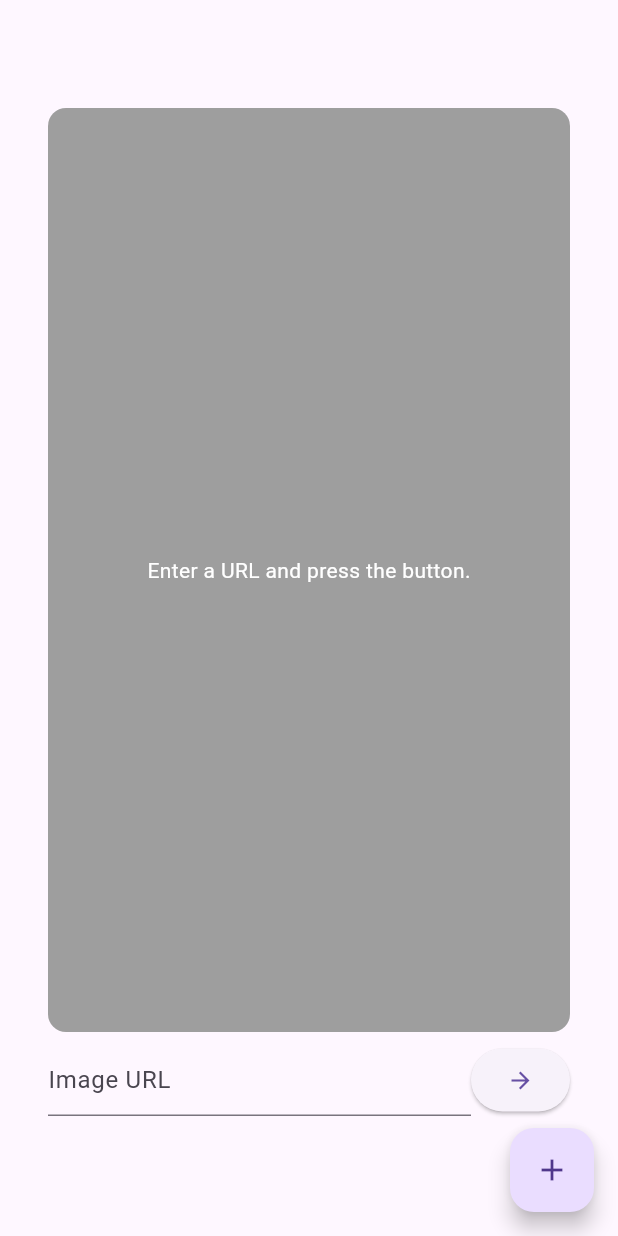
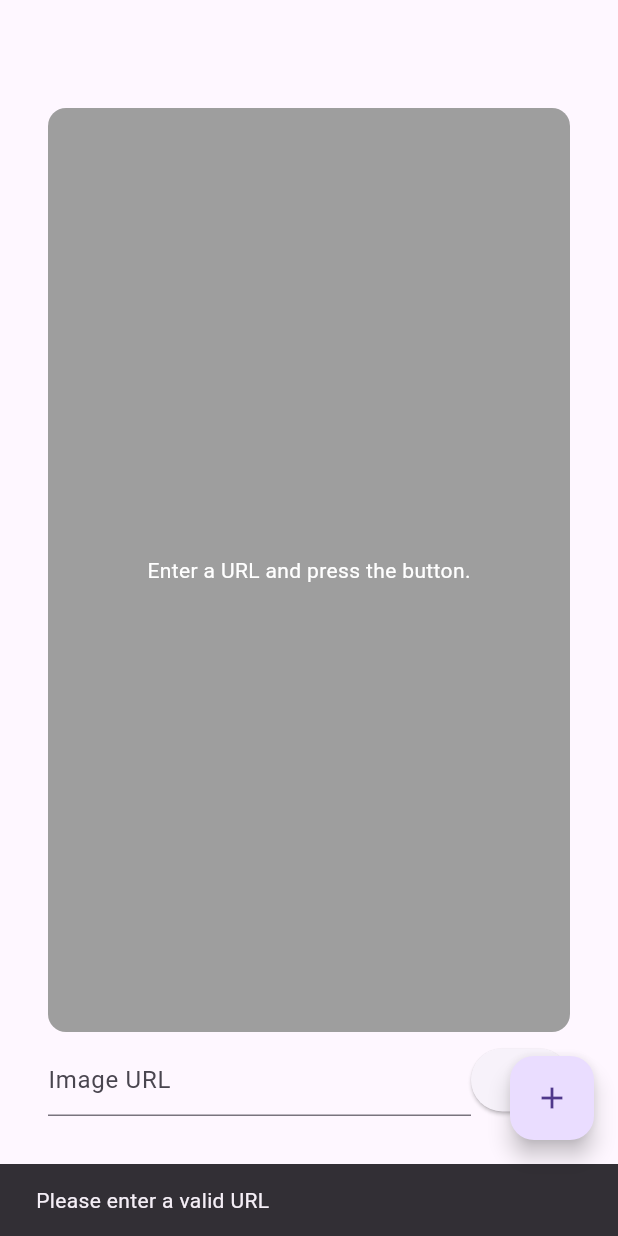
Before and after one commit to Kirtan1771/Flutter_assignment, a Flutter app: the screen it shows after launch, after a tap on the "arrow forward" icon, on a phone screen of 412 x 824 dp. Run offline on Flutter 3.47's test engine with Material 3 defaults, Android fonts, the phone set to English and light mode, and no system bars; our stand-ins replace webview_flutter.

Commit message:
first commit

```diff
--- a/lib/main.dart
+++ b/lib/main.dart
@@ -2,13 +2,10 @@ import 'package:flutter/material.dart';
 import 'package:webview_flutter/webview_flutter.dart';
 
 
-/// Entrypoint of the application.
 void main() {
-
   runApp(const MyApp());
 }
 
-/// Application itself.
 class MyApp extends StatelessWidget {
   const MyApp({super.key});
 
@@ -18,7 +15,6 @@ class MyApp extends StatelessWidget {
   }
 }
 
-/// [Widget] displaying the home page consisting of an image and the buttons.
 class HomePage extends StatefulWidget {
   const HomePage({super.key});
 
@@ -26,7 +22,6 @@ class HomePage extends StatefulWidget {
   State<HomePage> createState() => _HomePageState();
 }
 
-/// State of a [HomePage].
 class _HomePageState extends State<HomePage> {
   late WebViewController _webViewController;
   final TextEditingController _textController = TextEditingController();
@@ -35,14 +30,19 @@ class _HomePageState extends State<HomePage> {
   bool isMenuOpen = false;
 
   @override
-  // Initializing a WebView Controller
   void initState() {
+    super.initState();
     _webViewController = WebViewController()
       ..setJavaScriptMode(JavaScriptMode.unrestricted)
       ..loadHtmlString(_generateHtml(""));
-    super.initState();
   }
-// Using Webview to generate image url through html tags
+
+  @override
+  void dispose() {
+    _webViewController.clearCache();
+    super.dispose();
+  }
+
   String _generateHtml(String url) {
     return """
     <!DOCTYPE html>
@@ -61,10 +61,22 @@ class _HomePageState extends State<HomePage> {
   }
 
   void _loadImage() {
+    final url = _textController.text.trim();
+    if (url.isEmpty || !url.startsWith('http')) {
+      ScaffoldMessenger.of(context).showSnackBar(
+        SnackBar(content: Text('Please enter a valid URL')),
+      );
+      return;
+    }
+    print('Loading URL: $url'); // Debugging
     setState(() {
-      imageUrl = _textController.text.trim();
+      imageUrl = url;
     });
-    _webViewController.loadHtmlString(_generateHtml(imageUrl));
+    _webViewController.loadHtmlString(_generateHtml(imageUrl)).then((_) {
+      print('WebView content loaded'); // Debugging
+    }).catchError((error) {
+      print('Failed to load WebView content: $error'); // Debugging
+    });
   }
 
   void _toggleFullscreen() {
@@ -115,8 +127,10 @@ class _HomePageState extends State<HomePage> {
                         : WebViewWidget(controller: _webViewController),
                   ),
                 ),
+                if (!isFullscreen)
+                  Column(
+                    children: [
                       const SizedBox(height: 8),
-                if (!isFullscreen)
                       Row(
                         children: [
                           Expanded(
@@ -137,6 +151,8 @@ class _HomePageState extends State<HomePage> {
                       const SizedBox(height: 64),
                     ],
                   ),
+              ],
+            ),
           ),
           if (isMenuOpen)
             GestureDetector(
@@ -154,15 +170,7 @@ class _HomePageState extends State<HomePage> {
               child: Column(
                 children: [
                   _MenuButton(
-                    text: "Enter fullscreen",
-                    onPressed: () {
-                      _toggleFullscreen();
-                      _closeMenu();
-                    },
-                  ),
-                  const SizedBox(height: 8),
-                  _MenuButton(
-                    text: "Exit fullscreen",
+                    text: isFullscreen ? "Exit fullscreen" : "Enter fullscreen",
                     onPressed: () {
                       _toggleFullscreen();
                       _closeMenu();
@@ -181,7 +189,6 @@ class _HomePageState extends State<HomePage> {
   }
 }
 
-/// Custom widget for the menu buttons.
 class _MenuButton extends StatelessWidget {
   final String text;
   final VoidCallback onPressed;
--- a/pubspec.yaml
+++ b/pubspec.yaml
@@ -36,6 +36,7 @@ dependencies:
   cupertino_icons: ^1.0.8
   webview_flutter: ^4.10.0
   webview_flutter_web: ^0.2.3+4
+  flutter_inappwebview: ^6.1.5
 
 dev_dependencies:
   flutter_test:
```
Also changed, not shown: pubspec.lock, 158 other files. Lines whose indentation alone changed are shown as unchanged.
